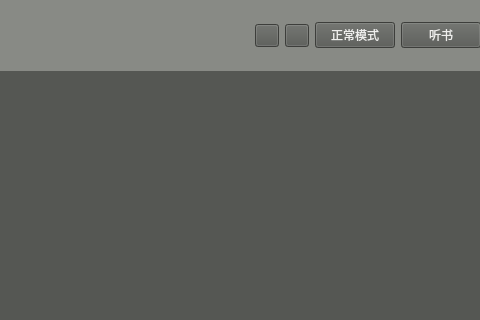
Above: bookwidget.ui from Yan532/SmartReader before the change; both pictures show x 380 to 860 and y 0 to 320 of the 860 by 469 pixel window. Below: the same form after it.
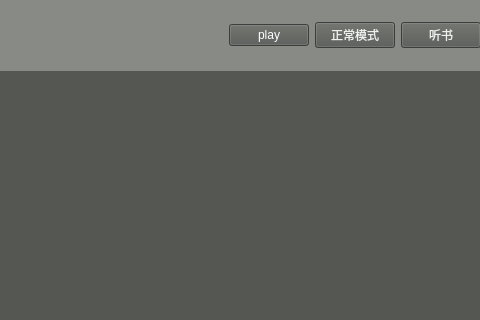
That is the form after the change.

Diff of the .ui file:
```diff
--- a/bookwidget.ui
+++ b/bookwidget.ui
@@ -115,22 +115,13 @@
       </spacer>
      </item>
      <item>
-      <widget class="QToolButton" name="playButton">
+      <widget class="QPushButton" name="playerButton">
        <property name="styleSheet">
-        <string notr="true">background-color: rgb(85, 87, 83);</string>
+        <string notr="true">color: rgb(255, 255, 255);
+background-color: rgb(85, 87, 83);</string>
        </property>
        <property name="text">
-        <string/>
-       </property>
-      </widget>
-     </item>
-     <item>
-      <widget class="QToolButton" name="pauseButton">
-       <property name="styleSheet">
-        <string notr="true">background-color: rgb(85, 87, 83);</string>
-       </property>
-       <property name="text">
-        <string/>
+        <string>play</string>
        </property>
       </widget>
      </item>
```
